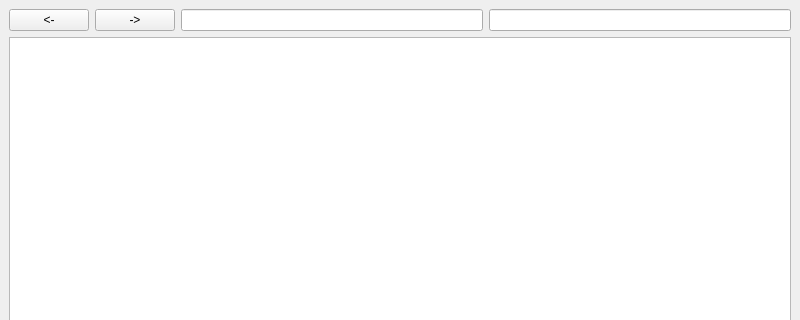
Before: the Qt Designer form interface/browser.ui in maxnet663/fs_browser, drawn with Qt 5; both pictures show x 0 to 800 and y 0 to 320 of the 800 by 600 pixel window.
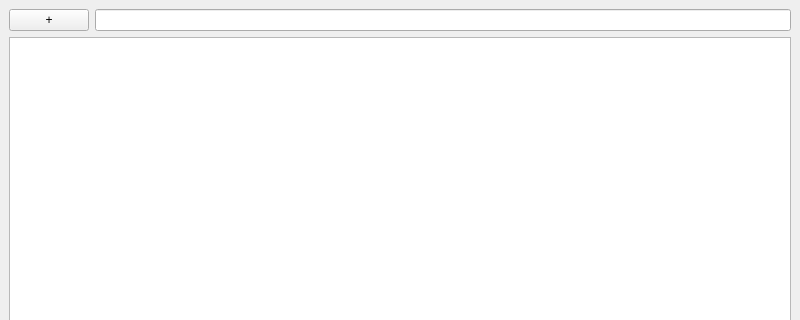
After: the same form once the commit is applied.

The edit to the form file:
```diff
--- a/interface/browser.ui
+++ b/interface/browser.ui
@@ -21,29 +21,28 @@
     <item row="0" column="0">
      <layout class="QHBoxLayout" name="horizontalLayout">
       <item>
-       <widget class="QPushButton" name="buttonBack">
-        <property name="text">
-         <string>&lt;-</string>
+       <widget class="QPushButton" name="buttonNewTab">
+        <property name="enabled">
+         <bool>true</bool>
         </property>
-       </widget>
-      </item>
-      <item>
-       <widget class="QPushButton" name="buttonForward">
+        <property name="sizePolicy">
+         <sizepolicy hsizetype="Minimum" vsizetype="Minimum">
+          <horstretch>0</horstretch>
+          <verstretch>0</verstretch>
+         </sizepolicy>
+        </property>
         <property name="text">
-         <string>-&gt;</string>
+         <string>+</string>
         </property>
        </widget>
       </item>
       <item>
-       <widget class="QLineEdit" name="linePath">
+       <widget class="QLineEdit" name="lineSearch">
         <property name="readOnly">
          <bool>true</bool>
         </property>
        </widget>
       </item>
-      <item>
-       <widget class="QLineEdit" name="lineSearch"/>
-      </item>
      </layout>
     </item>
    </layout>
```
Left out of the diff: 10 changed lines with no effect on the pictures.
